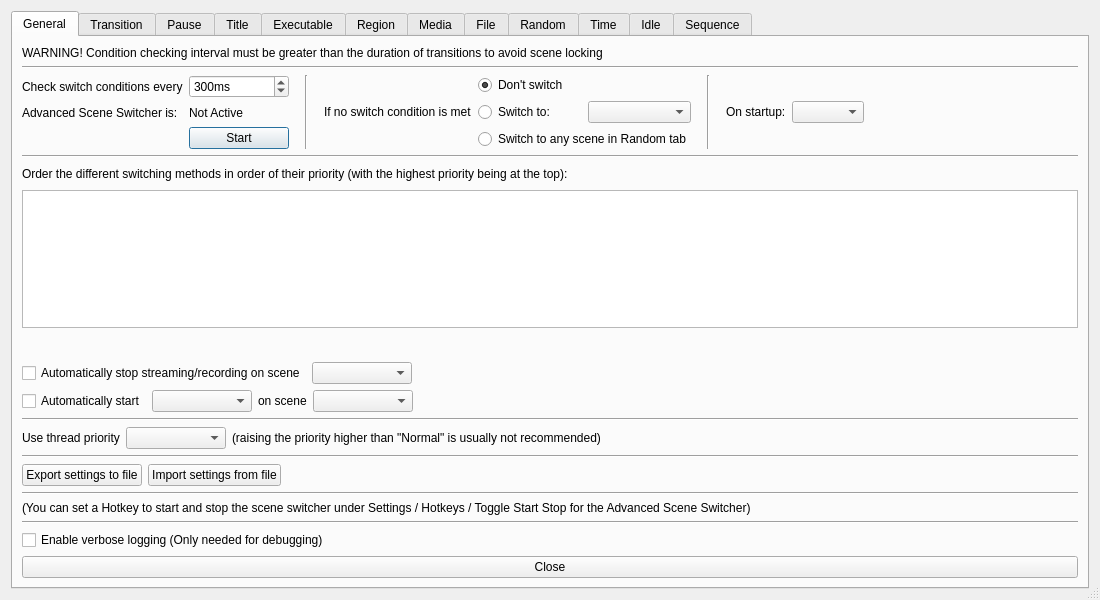
Old version of the form forms/advanced-scene-switcher.ui in the repository WarmUpTill/SceneSwitcher.
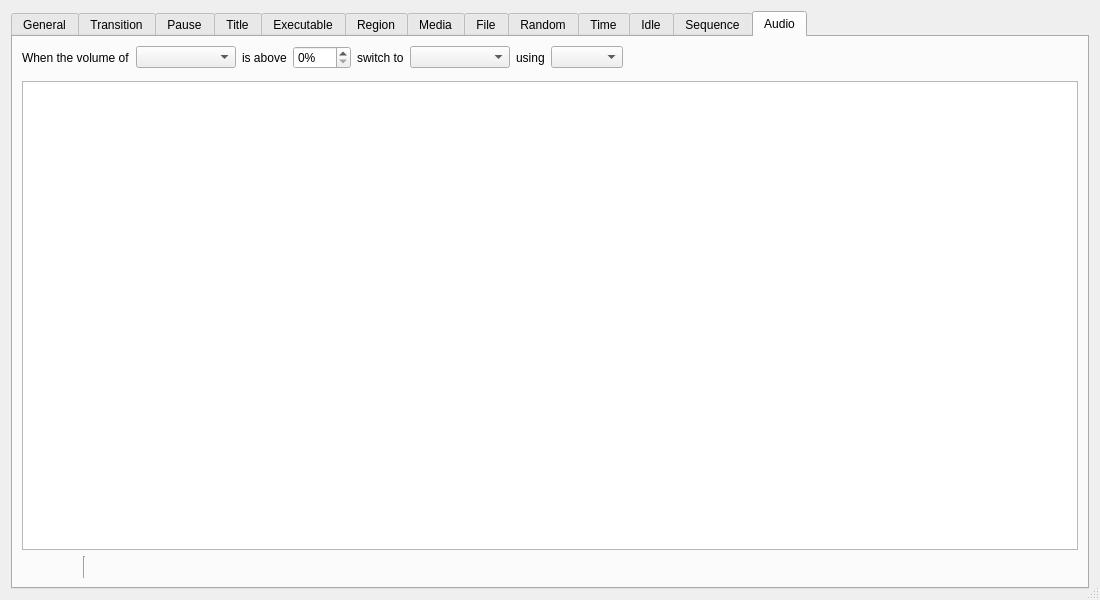
New version of the form. The open tabs and pages were chosen to show the change. Icons and pictures are not drawn.

Commit message:
Add audio tab (#36)
* add volumemeter widget

* add audio tab UI

* add checkAudioSwitch functionality

* use constexpr instead of preprocessing

Diff of the .ui file:
```diff
--- a/forms/advanced-scene-switcher.ui
+++ b/forms/advanced-scene-switcher.ui
@@ -3657,6 +3657,257 @@
        </item>
       </layout>
      </widget>
+     <widget class="QWidget" name="audioTab">
+      <attribute name="title">
+       <string>Audio</string>
+      </attribute>
+      <layout class="QVBoxLayout" name="verticalLayout_9">
+       <item>
+        <layout class="QVBoxLayout" name="audioControlLayout">
+         <item>
+          <layout class="QHBoxLayout" name="horizontalLayout_52">
+           <item>
+            <widget class="QLabel" name="label_66">
+             <property name="text">
+              <string>When the volume of</string>
+             </property>
+            </widget>
+           </item>
+           <item>
+            <widget class="QComboBox" name="audioSources">
+             <property name="sizePolicy">
+              <sizepolicy hsizetype="Maximum" vsizetype="Fixed">
+               <horstretch>0</horstretch>
+               <verstretch>0</verstretch>
+              </sizepolicy>
+             </property>
+             <property name="minimumSize">
+              <size>
+               <width>100</width>
+               <height>0</height>
+              </size>
+             </property>
+            </widget>
+           </item>
+           <item>
+            <widget class="QLabel" name="label_67">
+             <property name="text">
+              <string>is above</string>
+             </property>
+            </widget>
+           </item>
+           <item>
+            <widget class="QSpinBox" name="audioVolumeThreshold">
+             <property name="suffix">
+              <string>%</string>
+             </property>
+             <property name="maximum">
+              <number>100</number>
+             </property>
+            </widget>
+           </item>
+           <item>
+            <widget class="QLabel" name="label_68">
+             <property name="text">
+              <string>switch to</string>
+             </property>
+            </widget>
+           </item>
+           <item>
+            <widget class="QComboBox" name="audioScenes">
+             <property name="sizePolicy">
+              <sizepolicy hsizetype="Maximum" vsizetype="Fixed">
+               <horstretch>0</horstretch>
+               <verstretch>0</verstretch>
+              </sizepolicy>
+             </property>
+             <property name="minimumSize">
+              <size>
+               <width>100</width>
+               <height>0</height>
+              </size>
+             </property>
+            </widget>
+           </item>
+           <item>
+            <widget class="QLabel" name="label_69">
+             <property name="text">
+              <string>using</string>
+             </property>
+            </widget>
+           </item>
+           <item>
+            <widget class="QComboBox" name="audioTransitions"/>
+           </item>
+           <item>
+            <spacer name="horizontalSpacer_54">
+             <property name="orientation">
+              <enum>Qt::Horizontal</enum>
+             </property>
+             <property name="sizeHint" stdset="0">
+              <size>
+               <width>40</width>
+               <height>20</height>
+              </size>
+             </property>
+            </spacer>
+           </item>
+          </layout>
+         </item>
+         <item>
+          <widget class="QWidget" name="audioPlaceholder" native="true"/>
+         </item>
+        </layout>
+       </item>
+       <item>
+        <widget class="QListWidget" name="audioSwitches">
+         <property name="sizePolicy">
+          <sizepolicy hsizetype="Expanding" vsizetype="Expanding">
+           <horstretch>0</horstretch>
+           <verstretch>0</verstretch>
+          </sizepolicy>
+         </property>
+         <property name="sortingEnabled">
+          <bool>false</bool>
+         </property>
+        </widget>
+       </item>
+       <item>
+        <layout class="QHBoxLayout" name="horizontalLayout_53">
+         <item>
+          <widget class="QPushButton" name="audioAdd">
+           <property name="maximumSize">
+            <size>
+             <width>22</width>
+             <height>22</height>
+            </size>
+           </property>
+           <property name="flat">
+            <bool>true</bool>
+           </property>
+           <property name="themeID" stdset="0">
+            <string notr="true">addIconSmall</string>
+           </property>
+          </widget>
+         </item>
+         <item>
+          <widget class="QPushButton" name="audioRemove">
+           <property name="maximumSize">
+            <size>
+             <width>22</width>
+             <height>22</height>
+            </size>
+           </property>
+           <property name="flat">
+            <bool>true</bool>
+           </property>
+           <property name="themeID" stdset="0">
+            <string notr="true">removeIconSmall</string>
+           </property>
+          </widget>
+         </item>
+         <item>
+          <spacer name="horizontalSpacer_114">
+           <property name="orientation">
+            <enum>Qt::Horizontal</enum>
+           </property>
+           <property name="sizeType">
+            <enum>QSizePolicy::Fixed</enum>
+           </property>
+           <property name="sizeHint" stdset="0">
+            <size>
+             <width>5</width>
+             <height>20</height>
+            </size>
+           </property>
+          </spacer>
+         </item>
+         <item>
+          <widget class="Line" name="line_38">
+           <property name="orientation">
+            <enum>Qt::Vertical</enum>
+           </property>
+          </widget>
+         </item>
+         <item>
+          <spacer name="horizontalSpacer_115">
+           <property name="orientation">
+            <enum>Qt::Horizontal</enum>
+           </property>
+           <property name="sizeType">
+            <enum>QSizePolicy::Fixed</enum>
+           </property>
+           <property name="sizeHint" stdset="0">
+            <size>
+             <width>5</width>
+             <height>20</height>
+            </size>
+           </property>
+          </spacer>
+         </item>
+         <item>
+          <widget class="QPushButton" name="audioUp">
+           <property name="maximumSize">
+            <size>
+             <width>22</width>
+             <height>22</height>
+            </size>
+           </property>
+           <property name="text">
+            <string/>
+           </property>
+           <property name="icon">
+            <iconset>
+             <normaloff>../../../forms/images/up.svg</normaloff>../../../forms/images/up.svg</iconset>
+           </property>
+           <property name="flat">
+            <bool>true</bool>
+           </property>
+           <property name="themeID" stdset="0">
+            <string>upArrowIconSmall</string>
+           </property>
+          </widget>
+         </item>
+         <item>
+          <widget class="QPushButton" name="audioDown">
+           <property name="maximumSize">
+            <size>
+             <width>22</width>
+             <height>22</height>
+            </size>
+           </property>
+           <property name="text">
+            <string/>
+           </property>
+           <property name="icon">
+            <iconset>
+             <normaloff>../../../forms/images/down.svg</normaloff>../../../forms/images/down.svg</iconset>
+           </property>
+           <property name="flat">
+            <bool>true</bool>
+           </property>
+           <property name="themeID" stdset="0">
+            <string>downArrowIconSmall</string>
+           </property>
+          </widget>
+         </item>
+         <item>
+          <spacer name="horizontalSpacer_56">
+           <property name="orientation">
+            <enum>Qt::Horizontal</enum>
+           </property>
+           <property name="sizeHint" stdset="0">
+            <size>
+             <width>40</width>
+             <height>20</height>
+            </size>
+           </property>
+          </spacer>
+         </item>
+        </layout>
+       </item>
+      </layout>
+     </widget>
     </widget>
    </item>
   </layout>
```
Left out of the diff: 2 changed lines with no effect on the pictures. The commit also changes 15 other files.
